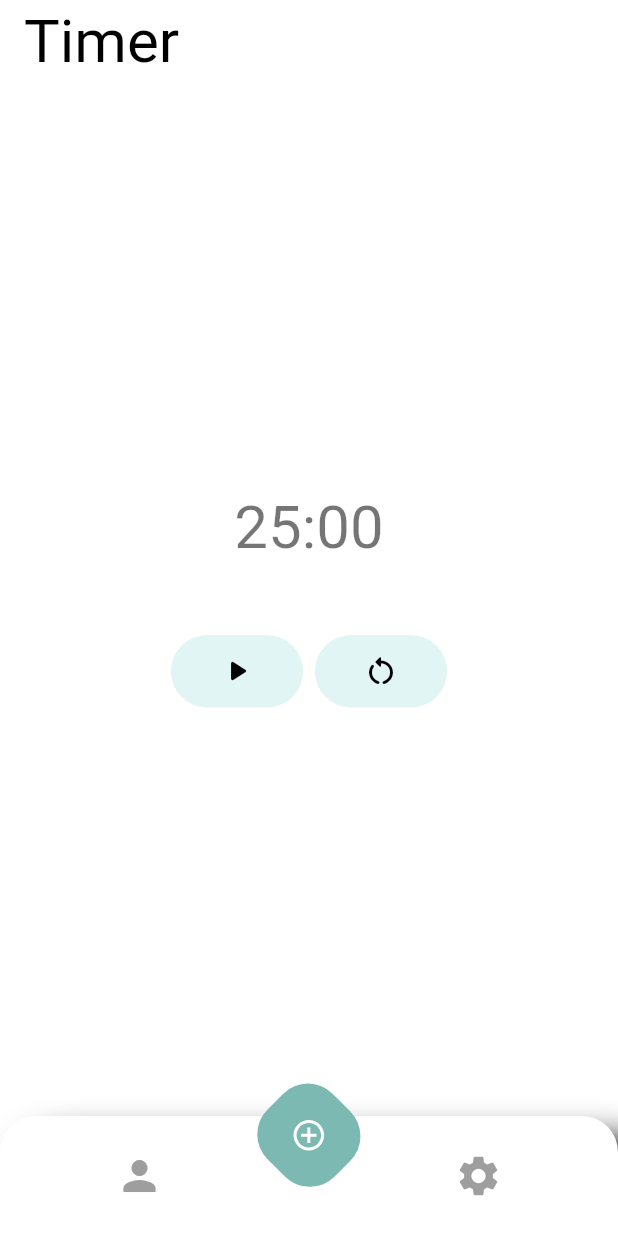
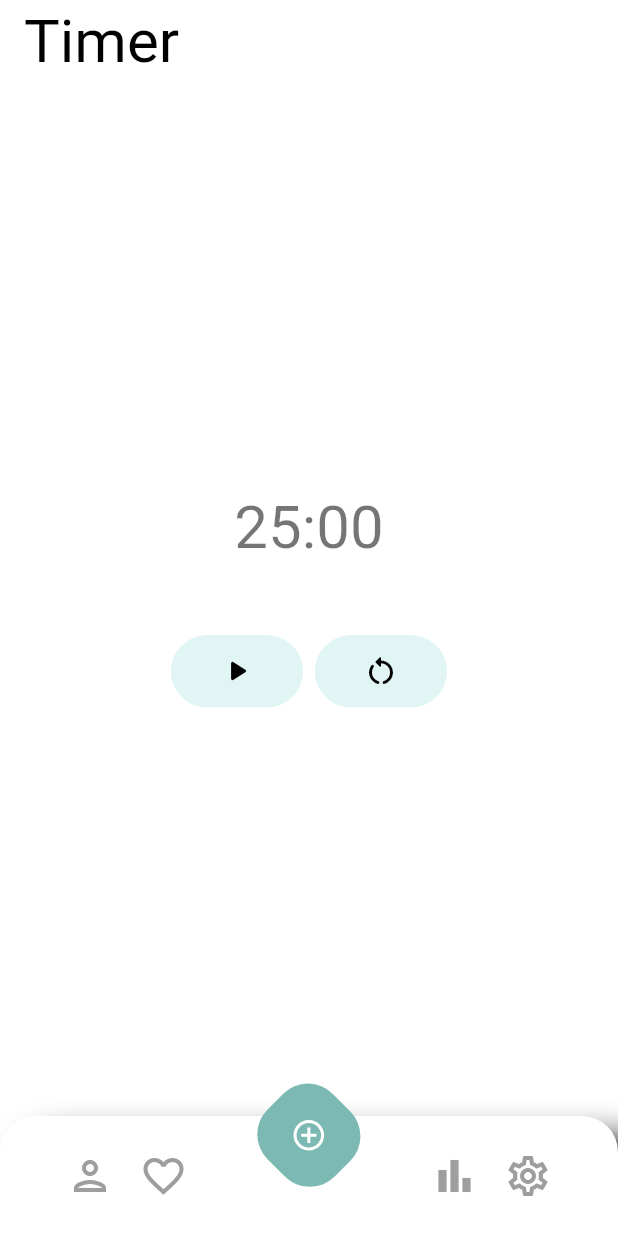
Before and after one commit to mostafa-aziz/pomodoro-timer, a Flutter app: the screen it shows after launch, swiped to page 2, on a phone screen of 412 x 824 dp. Run offline on Flutter 3.47's test engine with Material 2 defaults, Android fonts, the phone set to English and light mode, and no system bars; our stand-ins replace dartx, flutter_mobx, flutter_svg, mobx, permission_handler, shared_preferences and 1 more; generated files the repository leaves out were written again; network calls fail; statements that could not run were skipped.

Commit message:
Update nav bar

```diff
--- a/lib/widgets/app_navigation_bar.dart
+++ b/lib/widgets/app_navigation_bar.dart
@@ -42,17 +42,28 @@ class _CustomBottomNavigationBarState extends State<AppNavigationBar> {
           children: [
             IconButton(
               icon: const Icon(
-                Icons.person,
+                Icons.person_outlined,
                 size: 32.0,
               ),
               onPressed: () => widget.onTap(0),
               color: widget.selectedIndex == 0 ? Colors.blue : Colors.grey,
             ),
-            const SizedBox(width: 1), // add some space between the icons
+            const SizedBox(width: 1),
+            SizedBox(
+              child: IconButton(
+                icon: const Icon(
+                  Icons.favorite_border,
+                  size: 32.0,
+                ),
+                onPressed: () => widget.onTap(2),
+                color: widget.selectedIndex == 2 ? Colors.blue : Colors.grey,
+              ),
+            ),
+            const SizedBox(width: 1),
             Padding(
               padding: const EdgeInsets.only(
-                left: 24.0,
-                right: 24.0,
+                left: 8.0,
+                right: 8.0,
               ),
               child: Transform.scale(
                 scale: 1.2,
@@ -75,17 +86,28 @@ class _CustomBottomNavigationBarState extends State<AppNavigationBar> {
                 ),
               ),
             ),
-            const SizedBox(width: 1), // add some space between the icons
+            const SizedBox(width: 1),
             SizedBox(
               child: IconButton(
                 icon: const Icon(
-                  Icons.settings,
+                  Icons.bar_chart_outlined,
                   size: 32.0,
                 ),
                 onPressed: () => widget.onTap(2),
                 color: widget.selectedIndex == 2 ? Colors.blue : Colors.grey,
               ),
             ),
+            const SizedBox(width: 1),
+            SizedBox(
+              child: IconButton(
+                icon: const Icon(
+                  Icons.settings_outlined,
+                  size: 32.0,
+                ),
+                onPressed: () => widget.onTap(3),
+                color: widget.selectedIndex == 3 ? Colors.blue : Colors.grey,
+              ),
+            ),
           ],
         ),
       );
```
Also changed, not shown: lib/main/main_component.dart (+8 -1 lines), lib/main/statistics/statistics_component.dart (added, +35 -0 lines).
